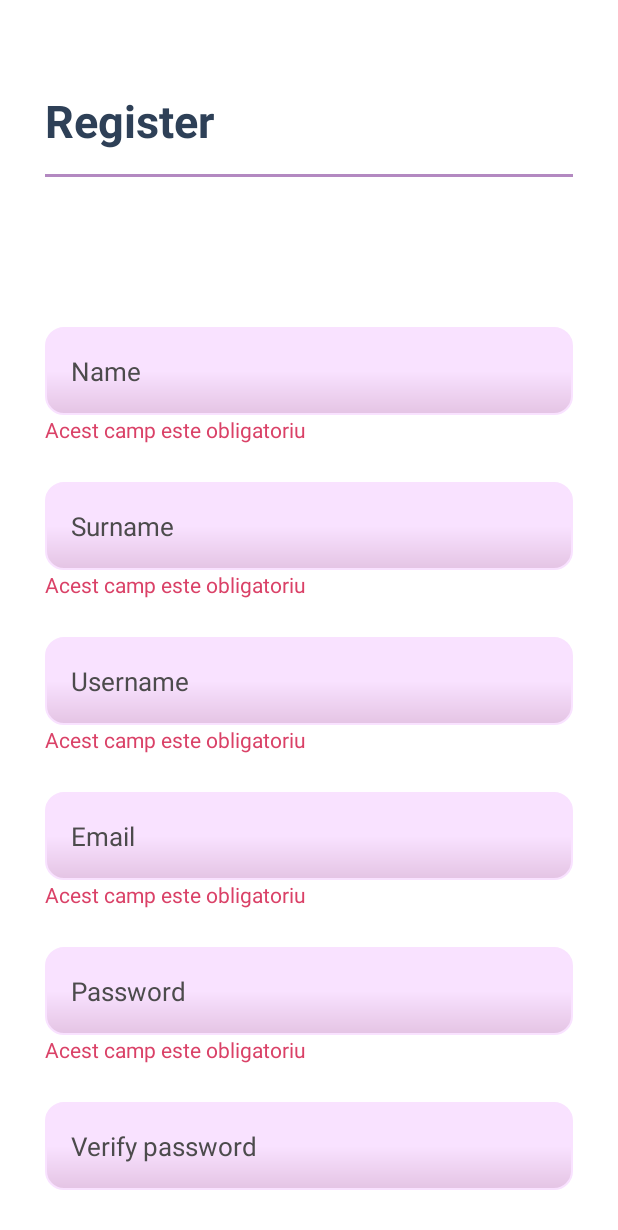
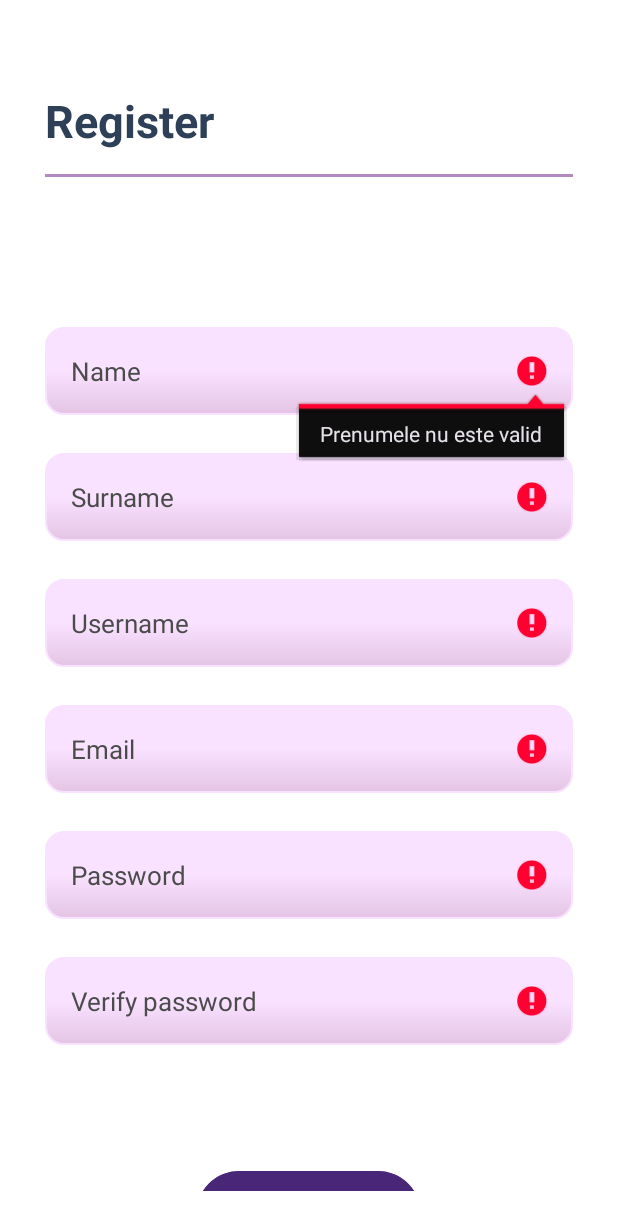
Before and after one commit to baltatescuanamaria/Licenta, an Android app: the RegisterActivity screen opened directly, with no data from a screen before it, after a tap on "Next", on a phone screen of 412 x 824 dp. Shown: the top 1230 px of the screen. Run offline under Robolectric (Android 15) with nearby library versions, the phone set to English and light mode, and no system bars; our stand-ins replace Firebase (no records; nobody signed in at launch, a user with empty details on screens opened directly).

Commit message:
fixed register errors bug + worked on the register/login

```diff
--- a/app/src/main/java/com/example/myapp/HomescreenActivity.kt
+++ b/app/src/main/java/com/example/myapp/HomescreenActivity.kt
@@ -7,5 +7,8 @@ class HomescreenActivity : AppCompatActivity() {
     override fun onCreate(savedInstanceState: Bundle?) {
         super.onCreate(savedInstanceState)
         setContentView(R.layout.homescreen)
+
+        val intent = intent
+
     }
 }
--- a/app/src/main/java/com/example/myapp/RegisterActivity.kt
+++ b/app/src/main/java/com/example/myapp/RegisterActivity.kt
@@ -26,12 +26,12 @@ class RegisterActivity : AppCompatActivity() {
         val emailField: EditText = findViewById(R.id.email_input)
         val passwordField: EditText = findViewById(R.id.password_input)
         val verifyPasswordField: EditText = findViewById(R.id.verify_password_input)
-        val nameError: TextView = findViewById(R.id.nameError)
+        /*val nameError: TextView = findViewById(R.id.nameError)
         val surnameError: TextView = findViewById(R.id.surnameError)
         val usernameError: TextView = findViewById(R.id.usernameError)
         val emailError: TextView = findViewById(R.id.emailError)
         val passwordError: TextView = findViewById(R.id.passwordError)
-        val verifyPasswordError: TextView = findViewById(R.id.verifyPasswordError)
+        val verifyPasswordError: TextView = findViewById(R.id.verifyPasswordError)*/
 
         nextButton.setOnClickListener{
             val nameValue = nameField.text.toString()
@@ -41,58 +41,96 @@ class RegisterActivity : AppCompatActivity() {
             val passwordValue = passwordField.text.toString()
             val verifyPasswordValue = verifyPasswordField.text.toString()
 
-            if (nameValue.isEmpty()){
-                nameError.visibility = View.VISIBLE
-                nameError.text = "Acest camp este obligatoriu"
-            } else{
-                nameError.visibility = View.GONE
+            var hasError = false
+
+            val name =  Regex("^[a-zA-Z\\- ']{2,50}$")
+            if (!name.matches(nameValue)){
+                nameField.setError("Numele nu este valid")
+                hasError = true
             }
 
-            if (surnameValue.isEmpty()){
-                surnameError.visibility = View.VISIBLE
-                surnameError.text = "Acest camp este obligatoriu"
-            } else{
-                surnameError.visibility = View.GONE
+            if (nameValue.isEmpty()) {
+                nameField.setError("Acest camp este obligatoriu")
+                hasError = true
             }
 
-            if (usernameValue.isEmpty()){
-                usernameError.visibility = View.VISIBLE
-                usernameError.text = "Acest camp este obligatoriu"
-            } else{
-                usernameError.visibility = View.GONE
+            if (!name.matches(surnameValue)){
+                nameField.setError("Prenumele nu este valid")
+                hasError = true
+            }
+
+            if (surnameValue.isEmpty()) {
+                surnameField.setError("Acest camp este obligatoriu")
+                hasError = true
+            }
+            //TODO: de verificat ca nu username nu este deja in uz (sa vad cum sa salvez datele in Firebase)
+            if (usernameValue.isEmpty()) {
+                usernameField.setError("Acest camp este obligatoriu")
+                hasError = true
             }
 
             if (emailValue.isEmpty()){
-                emailError.visibility = View.VISIBLE
-                emailError.text = "Acest camp este obligatoriu"
-            } else{
-                emailError.visibility = View.GONE
+                emailField.setError("Acest camp este obligatoriu")
+                hasError = true
             }
 
-            if (passwordValue.isEmpty()){
-                passwordError.visibility = View.VISIBLE
-                passwordError.text = "Acest camp este obligatoriu"
-            } else{
-                passwordError.visibility = View.GONE
+            val email = Regex("[a-zA-Z0-9._%+-]+@[a-zA-Z0-9.-]+\\.[a-zA-Z]{2,}")
+
+            if(!email.matches(emailValue)){
+                emailField.setError("Adresa de mail nu este valida")
+                hasError = true
             }
 
-            if (verifyPasswordValue.isEmpty()){
-                verifyPasswordError.visibility = View.VISIBLE
-                verifyPasswordError.text = "Acest camp este obligatoriu"
-            } else{
-                verifyPasswordError.visibility = View.GONE
+            FirebaseAuth.getInstance().fetchSignInMethodsForEmail(emailValue)
+                .addOnCompleteListener { task ->
+                    if (task.isSuccessful) {
+                        val result = task.result?.signInMethods
+                        if (!result.isNullOrEmpty()) {
+                            emailField.setError("Adresa de mail este deja in uz")
+                            hasError = true
+                        }
+                    } else {
+                        println("Error")
+                    }
+                }
+
+            if (passwordValue.isEmpty()) {
+                passwordField.setError("Acest camp este obligatoriu")
+                hasError = true
             }
 
-            if (surnameValue.isNotEmpty() && nameValue.isNotEmpty() && usernameValue.isNotEmpty() && emailValue.isNotEmpty() && passwordValue.isNotEmpty() && verifyPasswordValue.isNotEmpty()) {
+            if(passwordValue.length < 6) {
+                passwordField.setError("Parola trebuie sa aiba cel putin 6 caractere")
+                hasError = true
+            }
+
+            val uppercase = Regex("[A-Z]").findAll(passwordValue).count()
+            val digits = Regex("[0-9]").findAll(passwordValue).count()
+            val symbols = Regex("[^a-zA-Z0-9]").findAll(passwordValue).count()
+
+            if (uppercase == 0 && (digits == 0 || symbols == 0)) {
+                passwordField.setError("Parola trebuie sa contina cel putin o litera uppercase, un simbol sau o cifra")
+                hasError = true
+            }
+
+            if (verifyPasswordValue.isEmpty()) {
+                verifyPasswordField.setError("Acest camp este obligatoriu")
+                hasError = true
+            }
+
+            if(verifyPasswordValue != passwordValue){
+                verifyPasswordField.setError("Parolele nu coincid")
+                hasError = true
+            }
+
+            if(!hasError) {
                 registerUser(nameValue, surnameValue, usernameValue, emailValue, passwordValue)
             }
+
         }
     }
 
     private fun registerUser(nameValue:String, surnameValue: String, usernameValue:String, emailValue: String, passwordValue:String){
-        auth.createUserWithEmailAndPassword(emailValue, passwordValue)
-            .addOnCompleteListener(this) {action ->
-                if (action.isSuccessful) {
                     val intent = Intent(this, RegisterActivity4::class.java)
                     intent.putExtra("NAME_KEY", nameValue)
                     intent.putExtra("SURNAME_KEY", surnameValue)
@@ -101,9 +139,5 @@ class RegisterActivity : AppCompatActivity() {
                     intent.putExtra("PASSWORD_KEY", passwordValue)
                     startActivity(intent)
                     finish()
-                } else {
-                    Toast.makeText(this, "Pas 2 esec", Toast.LENGTH_SHORT).show()
-                }
             }
     }
-}
```
Also changed, not shown: app/src/main/java/com/example/myapp/LoginActivity.kt (+26 -13 lines), app/src/main/java/com/example/myapp/RegisterActivity4.kt (+22 -24 lines), app/src/main/res/layout/forgot_password.xml (added, +70 -0 lines).
